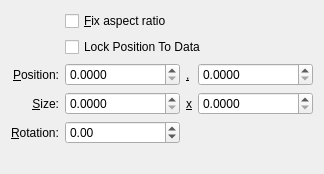
Qt form src/libkstapp/dimensionstab.ui (Kst-plot/kst) before a commit.
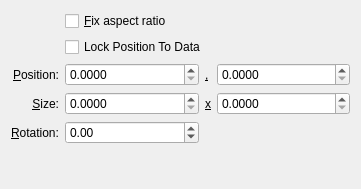
The same form after that commit.

```diff
--- a/src/libkstapp/dimensionstab.ui
+++ b/src/libkstapp/dimensionstab.ui
@@ -6,8 +6,8 @@
    <rect>
     <x>0</x>
     <y>0</y>
-    <width>324</width>
-    <height>174</height>
+    <width>361</width>
+    <height>189</height>
    </rect>
   </property>
   <property name="windowTitle">
```
Left out of the diff: 39 changed lines with no effect on the pictures.
